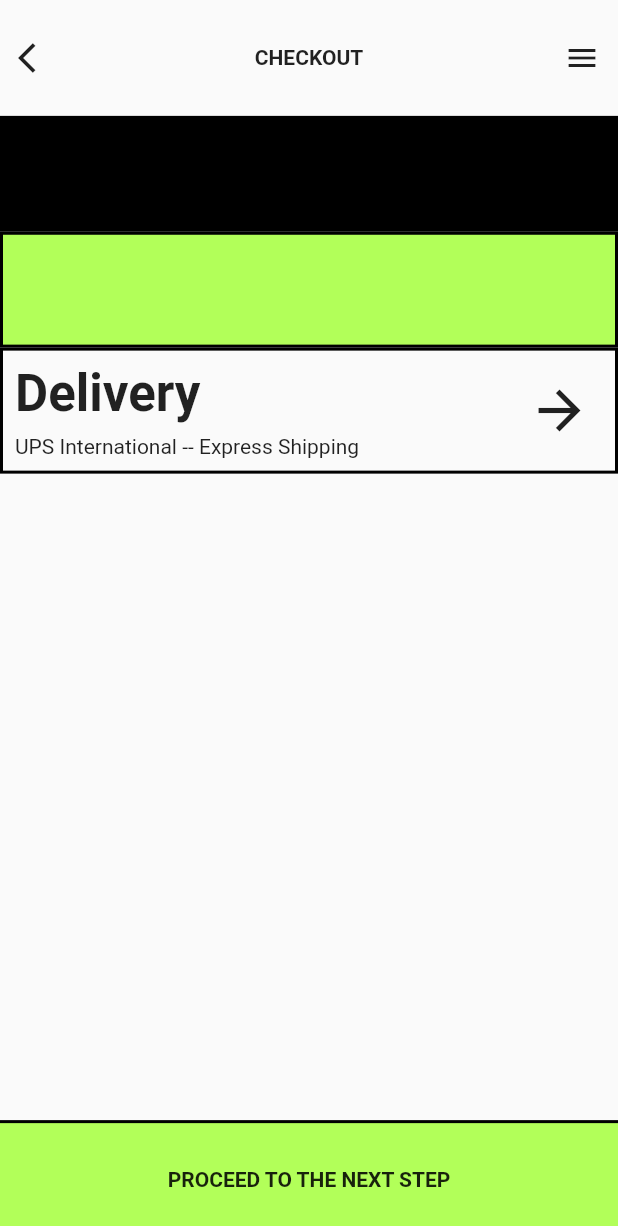
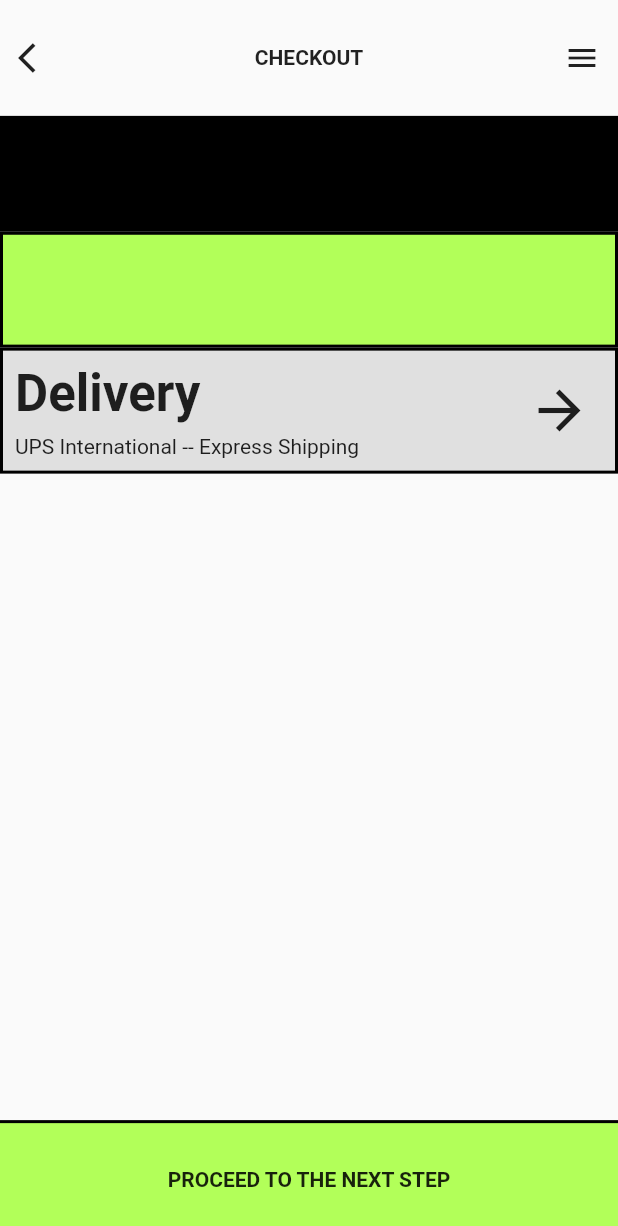
Before and after one commit to JAICHANGPARK/flutter_notebook_8th_story, a Flutter app: the screen it shows after launch, on a phone screen of 412 x 824 dp. Shown: the top 1226 px of the screen. Run offline on Flutter 3.47's test engine with Material 2 defaults, Android fonts, the phone set to English and light mode, and no system bars; our stand-ins replace google_fonts; Roboto replaces fonts that are missing (Alata).

Commit message:
Update fashion_store_page.dart

```diff
--- a/lib/ep561_fashion_store_app/fashion_store_page.dart
+++ b/lib/ep561_fashion_store_app/fashion_store_page.dart
@@ -53,7 +53,8 @@ class _FashionMainPageState extends State<FashionMainPage> {
                 child: ListView(
                   children: [
                     Container(
-                      decoration: BoxDecoration(border: Border.all(color: Colors.black, width: 2)),
+                      decoration: BoxDecoration(border: Border.all(color: Colors.black, width: 2),
+                      color: Colors.grey[300]),
                       padding: EdgeInsets.symmetric(horizontal: 8, vertical: 8),
                       child: Row(
                         children: [
```
